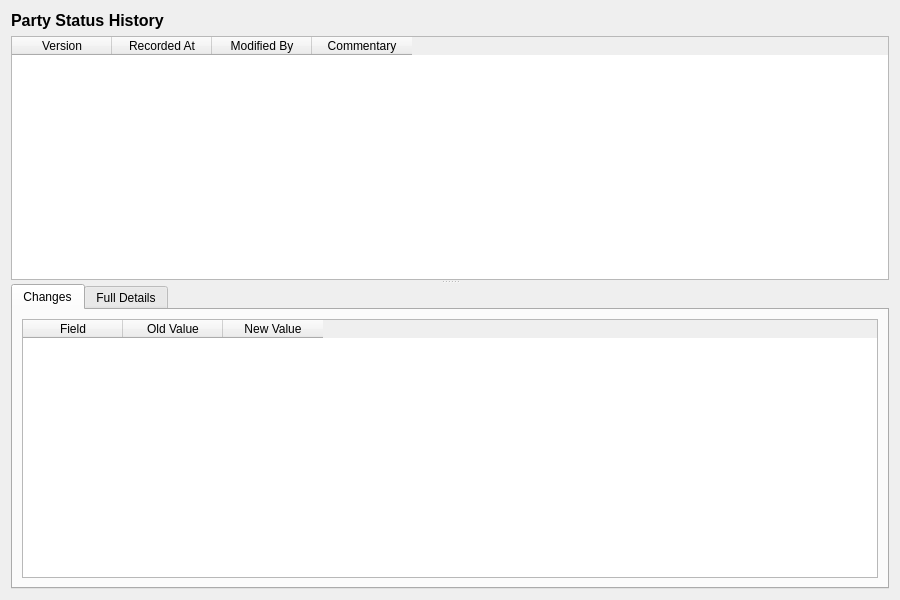
Old version of the form projects/ores.qt/ui/PartyStatusHistoryDialog.ui in the repository OreStudio/OreStudio.
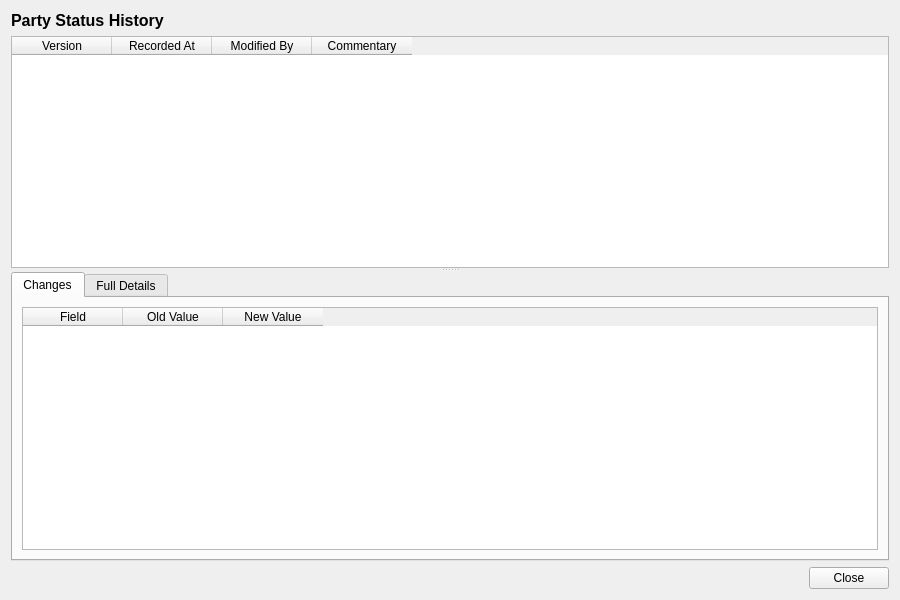
New version of the form.

Commit message: [qt] Remove toolbars from detail dialogs; add Close button throughout

```diff
--- a/projects/ores.qt/ui/PartyStatusHistoryDialog.ui
+++ b/projects/ores.qt/ui/PartyStatusHistoryDialog.ui
@@ -265,6 +265,27 @@
      </widget>
     </widget>
    </item>
+   <item>
+    <layout class="QHBoxLayout" name="buttonLayout">
+     <item>
+      <spacer name="horizontalSpacer">
+       <property name="orientation">
+        <enum>Qt::Horizontal</enum>
+       </property>
+       <property name="sizeHint" stdset="0">
+        <size><width>40</width><height>20</height></size>
+       </property>
+      </spacer>
+     </item>
+     <item>
+      <widget class="QPushButton" name="closeButton">
+       <property name="text">
+        <string>Close</string>
+       </property>
+      </widget>
+     </item>
+    </layout>
+   </item>
   </layout>
  </widget>
  <resources/>
```
The commit also changes 201 other files.
